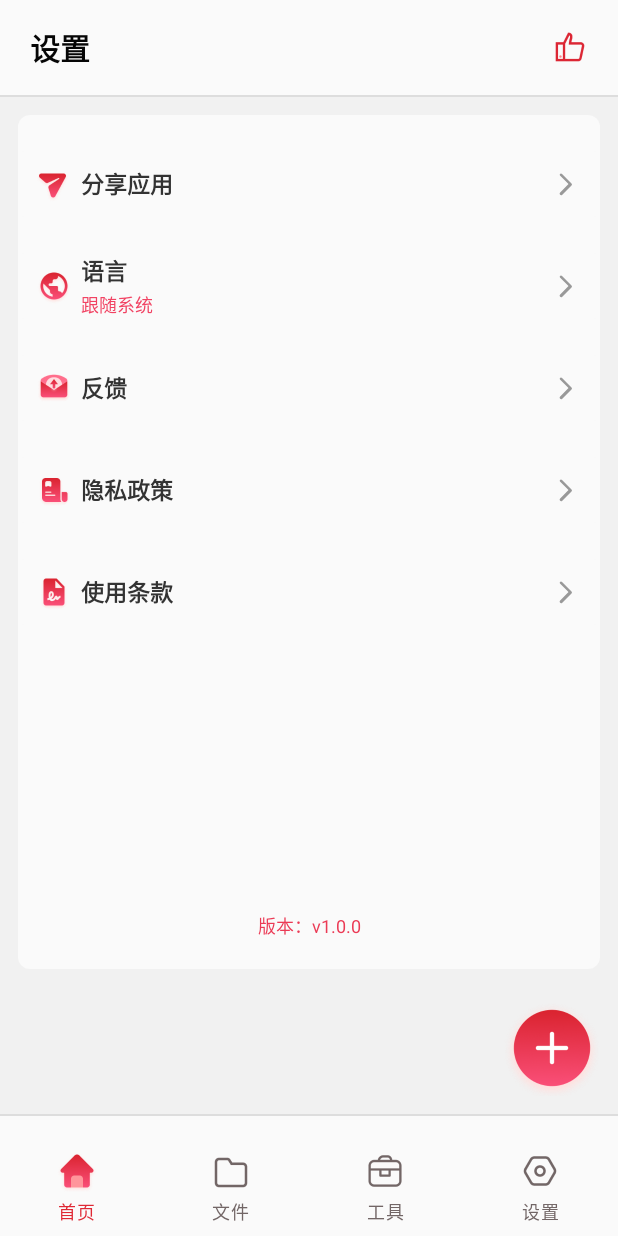
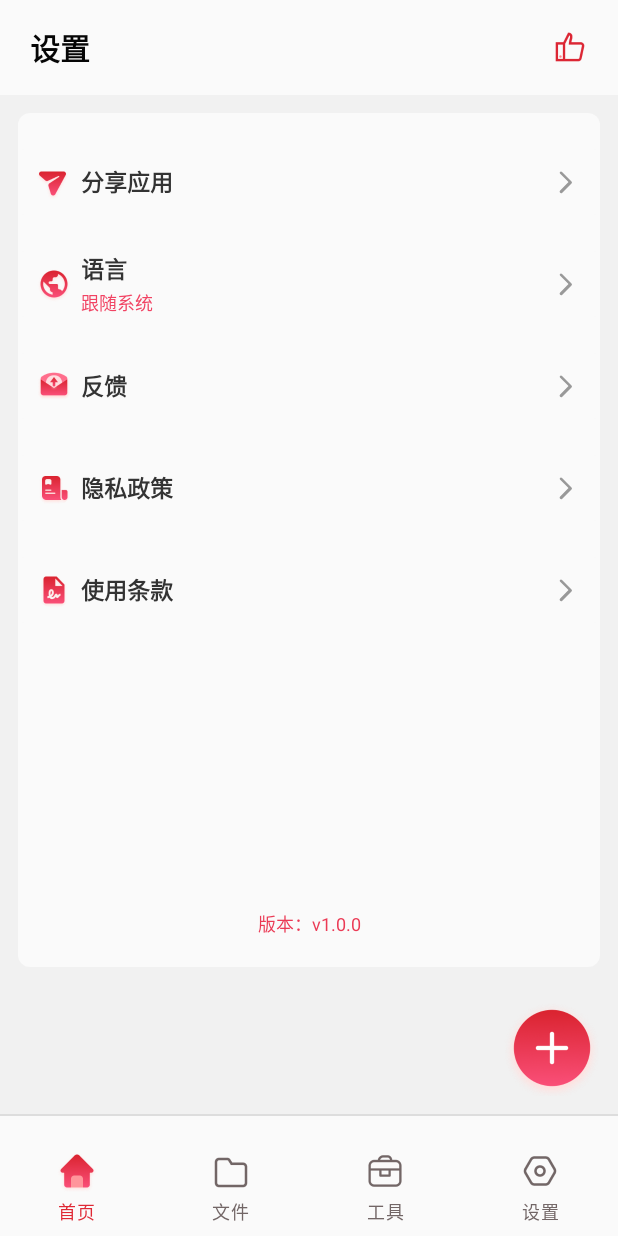
Before and after one commit to Joker-Lumenix/PDFReader, an Android app: the fragment SettingsFragment placed in its activity, on a phone screen of 412 x 824 dp. Run offline under Robolectric (Android 15) with nearby library versions, the phone set to English and light mode, and no system bars; pictures from the network do not load; 1 statement that could not run was skipped.

Commit message:
完善UI以及交互逻辑

```diff
--- a/app/src/main/java/com/peng/pdfreader/ui/fragments/SettingsFragment.kt
+++ b/app/src/main/java/com/peng/pdfreader/ui/fragments/SettingsFragment.kt
@@ -43,10 +43,9 @@ class SettingsFragment : BaseFragment() {
 
     override fun onViewCreated(view: View, savedInstanceState: Bundle?) {
         super.onViewCreated(view, savedInstanceState)
-
-        binding.titleBar.title = getString(R.string.nav_settings)
-        binding.titleBar.addAction(buildRateAction())
-
+        binding.ivZan.setOnClickListener {
+            openRating()
+        }
         bindRows()
 
         binding.tvVersion.text = getString(R.string.settings_version_format, BuildConfig.VERSION_NAME)
@@ -119,17 +118,6 @@ class SettingsFragment : BaseFragment() {
         }
     }
 
-    /** The red thumbs up of the design opens the rating sheet. */
-    private fun buildRateAction(): View {
-        val action = ImageView(requireContext()).apply {
-            layoutParams = FrameLayout.LayoutParams(dp(24), dp(24))
-            setImageResource(R.mipmap.ic_zan)
-            contentDescription = getString(R.string.rate)
-            setOnClickListener { openRating() }
-        }
-        return action
-    }
-
     private fun shareApp() {
         val shareText = getString(R.string.settings_share_message, getString(R.string.app_name))
         val send = Intent(Intent.ACTION_SEND).apply {
--- a/app/src/main/res/layout/files_sheet_file_action.xml
+++ b/app/src/main/res/layout/files_sheet_file_action.xml
@@ -145,9 +145,12 @@
 
             <TextView
                 style="@style/TextAppearance.AppCore.Body"
-                android:layout_width="wrap_content"
+                android:layout_width="match_parent"
                 android:layout_height="wrap_content"
                 android:layout_marginTop="8dp"
+                android:maxLines="1"
+                android:ellipsize="end"
+                android:gravity="center"
                 android:fontFamily="sans-serif-medium"
                 android:text="@string/files_open_with"
                 android:textColor="@color/text_secondary"
--- a/app/src/main/res/layout/settings_fragment.xml
+++ b/app/src/main/res/layout/settings_fragment.xml
@@ -14,10 +14,35 @@
     android:background="@color/surface_muted"
     android:orientation="vertical">
 
-    <com.peng.pdfreader.appcore.widget.PageTitleBar
-        android:id="@+id/titleBar"
+
+    <RelativeLayout
         android:layout_width="match_parent"
-        android:layout_height="wrap_content" />
+        android:layout_height="63dp"
+        android:background="#fffafafa"
+        >
+        <TextView
+            android:id="@+id/title"
+            android:layout_width="wrap_content"
+            android:layout_height="63dp"
+            android:gravity="center_vertical"
+            android:paddingLeft="20dp"
+            android:text="@string/settings"
+            android:textColor="#ff060606"
+            android:textSize="20sp"
+            android:textStyle="bold"
+            app:layout_constraintTop_toTopOf="parent"
+            />
+
+        <ImageView
+            android:id="@+id/ivZan"
+            android:layout_width="24dp"
+            android:layout_height="24dp"
+            android:layout_alignParentRight="true"
+            android:layout_centerVertical="true"
+            android:layout_marginRight="20dp"
+            android:src="@mipmap/ic_zan"
+            />
+    </RelativeLayout>
 
     <ScrollView
         android:layout_width="match_parent"
```
